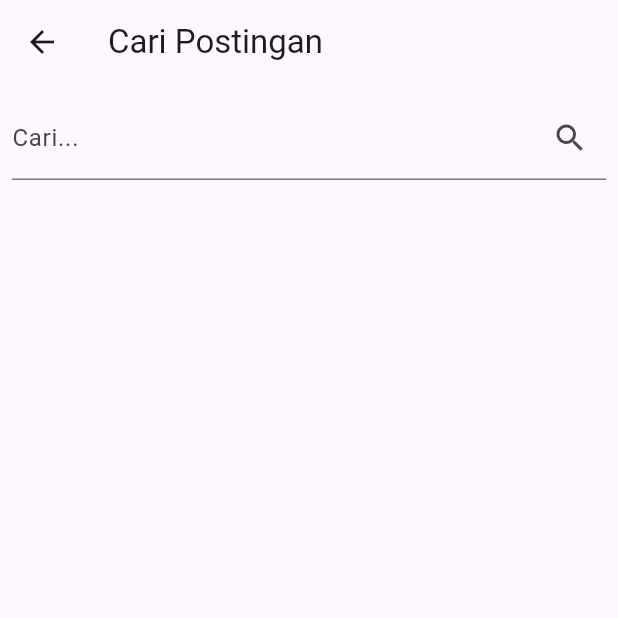
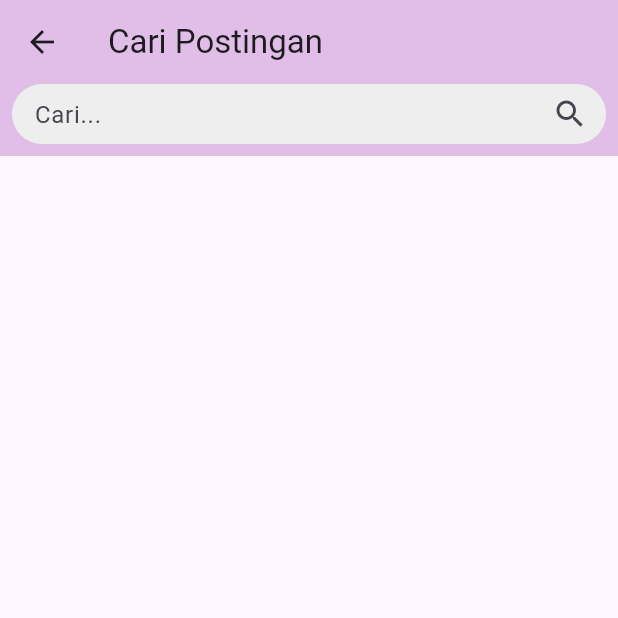
Before and after one commit to yogarn/NuwunSewu, a Flutter app: the Search screen opened directly, on a phone screen of 412 x 824 dp, the top half of it. Run offline on Flutter 3.47's test engine with Material 3 defaults, Android fonts, the phone set to English and light mode, and no system bars; our stand-ins replace cloud_firestore, firebase_auth, firebase_core, firebase_storage, flutter_spinkit, image_picker; accounts and stored records are empty; network calls fail.

Commit message:
UI search

```diff
--- a/lib/screens/search/search.dart
+++ b/lib/screens/search/search.dart
@@ -16,21 +16,35 @@ class _SearchState extends State<Search> {
   Widget build(BuildContext context) {
     return Scaffold(
       appBar: AppBar(
+        backgroundColor: Colors.purple[100],
         title: Text('Cari Postingan'),
       ),
       body: Column(
         children: [
-          Padding(
-            padding: const EdgeInsets.all(8.0),
+          // Area tertutup untuk menampung text field
+          Container(
+            height: 48,
+            color: Colors.purple[100],
+            padding: const EdgeInsets.fromLTRB(8.0, 0.0, 8.0, 8.0),
+            child: Container(
+              // text field
+              height: 40,
+              decoration: BoxDecoration(
+                color: Colors.grey[200],
+                borderRadius: BorderRadius.circular(30)
+              ),
               child: TextField(
                 controller: _searchController,
                 decoration: InputDecoration(
-                labelText: 'Cari...',
+                  contentPadding: EdgeInsets.fromLTRB(15.0, 5.0, 15.0, 5.0),
+                  hintText: 'Cari...',
+                  border: InputBorder.none,
                   suffixIcon: IconButton(
                     icon: Icon(Icons.search),
                     onPressed: () {
                       _startSearch();
                     },
+                  ),
                 ),
               ),
             ),
```
Also changed, not shown: lib/screens/home/home.dart (+7 -7 lines). Lines whose indentation alone changed are shown as unchanged.
